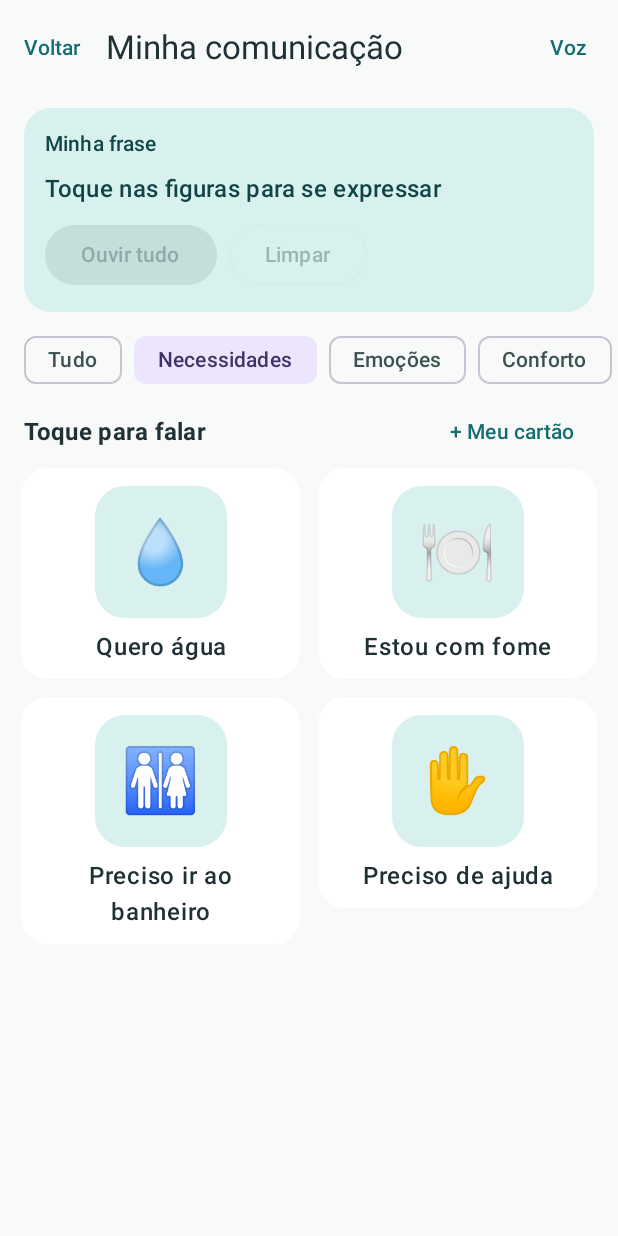
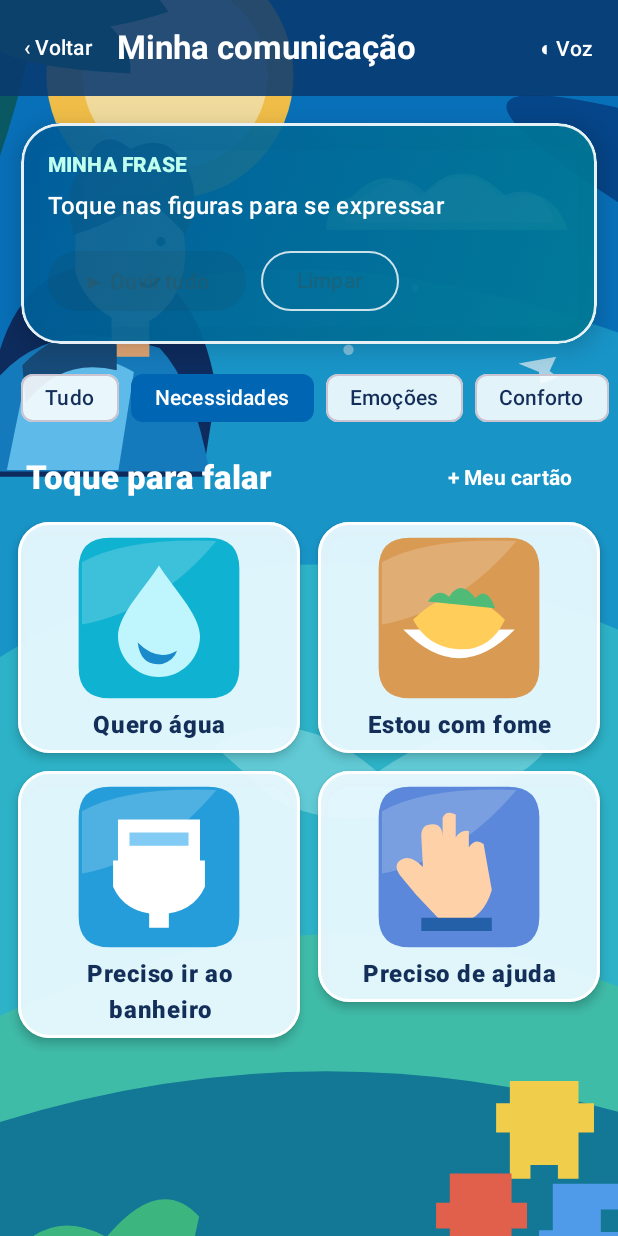
Before and after one commit to Andrews-Oliveira/Meu-TEA, an Android app built with Jetpack Compose: the ComunicacaoV2Screen screen opened through its navigation route, after a tap on "Necessidades", on a phone screen of 412 x 824 dp. Run offline under Robolectric (Android 15) with nearby library versions, the phone set to English and light mode, and no system bars; our stand-ins replace Firebase (no records; nobody signed in at launch, a user with empty details on screens opened directly).

Commit message:
feat(caa): prancha com fundos ilustrados, pictogramas, cartões premium e alto contraste

```diff
--- a/app/src/main/java/com/example/meutea/menu/comunicacao/ComunicacaoV2Screen.kt
+++ b/app/src/main/java/com/example/meutea/menu/comunicacao/ComunicacaoV2Screen.kt
@@ -55,6 +55,13 @@ import androidx.compose.ui.unit.dp
 import androidx.compose.ui.unit.sp
 import androidx.navigation.NavHostController
 import com.example.meutea.R
+import com.example.meutea.ui.TeaGlassPanel
+import com.example.meutea.ui.TeaPalette
+import com.example.meutea.ui.TeaWallpaper
+import com.example.meutea.ui.rememberTeaTheme
+import androidx.compose.foundation.BorderStroke
+import androidx.compose.ui.draw.clip
+import androidx.compose.ui.graphics.Brush
 import com.google.firebase.auth.FirebaseAuth
 import com.google.firebase.firestore.FirebaseFirestore
 import java.util.Locale
@@ -93,10 +100,26 @@ private val iniciais = listOf(
 )
 
 private fun faceDrawable(id: String): Int? = when (id) {
-    "feliz" -> R.drawable.tea_feliz
-    "triste" -> R.drawable.tea_triste
+    "agua" -> R.drawable.tea_pic_agua
+    "comer" -> R.drawable.tea_pic_comer
+    "banheiro" -> R.drawable.tea_pic_banheiro
+    "ajuda" -> R.drawable.tea_pic_ajuda
+    "feliz" -> R.drawable.tea_pic_feliz
+    "triste" -> R.drawable.tea_pic_triste
     "medo" -> R.drawable.tea_medo
     "raiva" -> R.drawable.tea_raiva
+    "cansaco" -> R.drawable.tea_pic_cansaco
+    "dor" -> R.drawable.tea_pic_dor
+    "silencio" -> R.drawable.tea_pic_silencio
+    "pausa" -> R.drawable.tea_pic_pausa
+    "sim" -> R.drawable.tea_pic_sim
+    "nao" -> R.drawable.tea_pic_nao
+    "escolher" -> R.drawable.tea_pic_escolher
+    "parar" -> R.drawable.tea_pic_parar
+    "oi" -> R.drawable.tea_pic_oi
+    "obrigado" -> R.drawable.tea_pic_obrigado
+    "desculpa" -> R.drawable.tea_pic_desculpa
+    "repetir" -> R.drawable.tea_pic_repetir
     else -> null
 }
 
@@ -105,6 +128,7 @@ private fun faceDrawable(id: String): Int? = when (id) {
 fun ComunicacaoV2Screen(navController: NavHostController) {
     val uid = FirebaseAuth.getInstance().currentUser?.uid
     val context = LocalContext.current
+    val temaVisual = rememberTeaTheme()
     val prefs = remember(context) { context.getSharedPreferences("meutea_fala", 0) }
     var customizados by remember(uid) { mutableStateOf(emptyList<ComunicacaoCard>()) }
     var categoria by remember { mutableStateOf("Tudo") }
@@ -186,73 +210,109 @@ fun ComunicacaoV2Screen(navController: NavHostController) {
         categoria == "Tudo" || it.categoria == categoria
     }
 
-    Scaffold(topBar = {
+    Box(modifier = Modifier.fillMaxSize()) {
+        TeaWallpaper(temaVisual = temaVisual, modifier = Modifier.fillMaxSize(), tint = 0.06f)
+        Scaffold(
+            containerColor = Color.Transparent,
+            topBar = {
                 TopAppBar(
-            title = { Text("Minha comunicação") },
+                    title = {
+                        Text("Minha comunicação", color = Color.White,
+                            fontWeight = FontWeight.Bold)
+                    },
                     navigationIcon = {
-                TextButton(onClick = { navController.popBackStack() }) { Text("Voltar") }
+                        TextButton(onClick = { navController.popBackStack() }) {
+                            Text("‹ Voltar", color = Color.White)
+                        }
                     },
-            actions = { TextButton(onClick = { mostrarVozes = true }) { Text("Voz") } },
+                    actions = {
+                        TextButton(onClick = { mostrarVozes = true }) {
+                            Text("◖ Voz", color = Color.White)
+                        }
+                    },
                     colors = TopAppBarDefaults.topAppBarColors(
-                containerColor = MaterialTheme.colorScheme.background
+                        containerColor = Color(0xDF093A70)
                     )
                 )
-    }) { padding ->
-        Column(modifier = Modifier.fillMaxSize().padding(padding)) {
-            Card(
-                modifier = Modifier.fillMaxWidth().padding(horizontal = 16.dp, vertical = 8.dp),
-                colors = CardDefaults.cardColors(containerColor = MaterialTheme.colorScheme.primaryContainer),
-                shape = RoundedCornerShape(18.dp)
+            }
+        ) { padding ->
+            Column(Modifier.fillMaxSize().padding(padding)) {
+                Spacer(Modifier.height(18.dp))
+                TeaGlassPanel(
+                    modifier = Modifier.fillMaxWidth().padding(horizontal = 14.dp),
+                    dark = true
                 ) {
-                Column(Modifier.fillMaxWidth().padding(14.dp)) {
-                    Text("Minha frase", style = MaterialTheme.typography.labelLarge)
+                    Text("MINHA FRASE", style = MaterialTheme.typography.labelLarge,
+                        color = Color(0xFFC0FFEE), fontWeight = FontWeight.ExtraBold)
+                    Spacer(Modifier.height(5.dp))
                     Text(
                         if (frases.isEmpty()) "Toque nas figuras para se expressar"
                         else frases.joinToString(". "),
+                        color = Color.White,
                         style = MaterialTheme.typography.titleMedium,
-                        modifier = Modifier.padding(vertical = 8.dp)
+                        fontWeight = FontWeight.SemiBold
                     )
-                    Row(horizontalArrangement = Arrangement.spacedBy(8.dp)) {
+                    Spacer(Modifier.height(14.dp))
+                    Row(horizontalArrangement = Arrangement.spacedBy(10.dp)) {
                         Button(
                             onClick = { falar(frases.joinToString(". ")) },
-                            enabled = frases.isNotEmpty() && vozDisponivel
-                        ) { Text("Ouvir tudo") }
-                        OutlinedButton(onClick = { frases.clear() }, enabled = frases.isNotEmpty()) {
-                            Text("Limpar")
-                        }
-                    }
+                            enabled = frases.isNotEmpty() && vozDisponivel,
+                            colors = androidx.compose.material3.ButtonDefaults.buttonColors(
+                                containerColor = Color(0xFFE6F8FF),
+                                contentColor = TeaPalette.ink
+                            )
+                        ) { Text("▶ Ouvir tudo") }
+                        OutlinedButton(
+                            onClick = { frases.clear() },
+                            enabled = frases.isNotEmpty(),
+                            colors = androidx.compose.material3.ButtonDefaults.outlinedButtonColors(
+                                contentColor = Color.White
+                            ),
+                            border = BorderStroke(1.dp, Color.White.copy(alpha = 0.8f))
+                        ) { Text("Limpar") }
                     }
                 }
                 aviso?.let {
-                Text(it, color = MaterialTheme.colorScheme.error,
-                    modifier = Modifier.padding(horizontal = 18.dp, vertical = 4.dp))
+                    Text(it, color = Color.White, modifier = Modifier
+                        .padding(horizontal = 17.dp, vertical = 5.dp))
                 }
+                Spacer(Modifier.height(12.dp))
                 LazyRow(
-                contentPadding = PaddingValues(horizontal = 16.dp),
+                    contentPadding = PaddingValues(horizontal = 14.dp),
                     horizontalArrangement = Arrangement.spacedBy(8.dp)
                 ) {
                     items(categorias) { item ->
                         FilterChip(
                             selected = categoria == item,
                             onClick = { categoria = item },
-                        label = { Text(item) }
+                            label = { Text(item) },
+                            colors = androidx.compose.material3.FilterChipDefaults.filterChipColors(
+                                containerColor = Color(0xE8F8FDFF),
+                                labelColor = TeaPalette.ink,
+                                selectedContainerColor = TeaPalette.ocean,
+                                selectedLabelColor = Color.White
+                            )
                         )
                     }
                 }
                 Row(
-                modifier = Modifier.fillMaxWidth().padding(horizontal = 16.dp),
+                    modifier = Modifier.fillMaxWidth()
+                        .padding(horizontal = 17.dp, vertical = 5.dp),
                     verticalAlignment = Alignment.CenterVertically,
                     horizontalArrangement = Arrangement.SpaceBetween
                 ) {
-                Text("Toque para falar", style = MaterialTheme.typography.titleMedium,
+                    Text("Toque para falar",
+                        style = MaterialTheme.typography.titleLarge,
+                        fontWeight = FontWeight.ExtraBold,
+                        color = Color.White)
+                    TextButton(onClick = { criar = true }, enabled = uid != null) {
+                        Text("+ Meu cartão", color = Color.White,
                             fontWeight = FontWeight.Bold)
-                TextButton(onClick = { criar = true }, enabled = uid != null) {
-                    Text("+ Meu cartão")
                     }
                 }
                 LazyVerticalGrid(
                     columns = GridCells.Adaptive(minSize = 145.dp),
-                contentPadding = PaddingValues(start = 14.dp, end = 14.dp, bottom = 28.dp),
+                    contentPadding = PaddingValues(start = 12.dp, end = 12.dp, bottom = 36.dp),
                     horizontalArrangement = Arrangement.spacedBy(12.dp),
                     verticalArrangement = Arrangement.spacedBy(12.dp),
                     modifier = Modifier.weight(1f)
@@ -263,12 +323,16 @@ fun ComunicacaoV2Screen(navController: NavHostController) {
                                 falar(item.texto)
                                 if (frases.size < 5) frases.add(item.texto)
                             },
-                        shape = RoundedCornerShape(18.dp),
-                        colors = CardDefaults.cardColors(containerColor = MaterialTheme.colorScheme.surface),
+                            shape = RoundedCornerShape(21.dp),
+                            colors = CardDefaults.cardColors(
+                                containerColor = Color(0xF2E9F9FF)
+                            ),
+                            border = BorderStroke(1.5.dp, Color.White),
+                            elevation = CardDefaults.cardElevation(defaultElevation = 4.dp),
                             modifier = Modifier.fillMaxWidth()
                         ) {
                             Column(
-                            modifier = Modifier.fillMaxWidth().padding(12.dp),
+                                modifier = Modifier.fillMaxWidth().padding(9.dp),
                                 horizontalAlignment = Alignment.CenterHorizontally
                             ) {
                                 val picture = faceDrawable(item.id)
@@ -276,25 +340,35 @@ fun ComunicacaoV2Screen(navController: NavHostController) {
                                     Image(
                                         painterResource(picture),
                                         contentDescription = null,
-                                    modifier = Modifier.size(88.dp)
+                                        modifier = Modifier.fillMaxWidth().height(109.dp)
                                     )
                                 } else {
                                     Box(
-                                    modifier = Modifier.size(88.dp).background(
-                                        MaterialTheme.colorScheme.primaryContainer, RoundedCornerShape(20.dp)
+                                        modifier = Modifier.size(94.dp)
+                                            .clip(RoundedCornerShape(20.dp))
+                                            .background(
+                                                Brush.linearGradient(
+                                                    listOf(Color(0xFF8CE9E5), Color(0xFF7FBCEE))
+                                                )
                                             ),
                                         contentAlignment = Alignment.Center
                                     ) {
-                                    Text(item.simbolo, fontSize = 42.sp,
-                                        color = MaterialTheme.colorScheme.onPrimaryContainer)
+                                        Text(item.simbolo, fontSize = 42.sp)
                                     }
                                 }
-                            Spacer(Modifier.height(10.dp))
-                            Text(item.texto, fontWeight = FontWeight.SemiBold,
+                                Spacer(Modifier.height(7.dp))
+                                Text(
+                                    item.texto,
+                                    fontWeight = FontWeight.ExtraBold,
+                                    color = TeaPalette.ink,
                                     style = MaterialTheme.typography.bodyLarge,
-                                textAlign = TextAlign.Center)
+                                    textAlign = TextAlign.Center
+                                )
                                 if (customizados.any { it.id == item.id }) {
-                                TextButton(onClick = { edicao = item }) { Text("Editar cartão") }
+                                    TextButton(onClick = { edicao = item }) {
+                                        Text("Editar", color = TeaPalette.ocean)
+                                    }
+                                }
                             }
                         }
                     }
```
Lines whose indentation alone changed are shown as unchanged.
